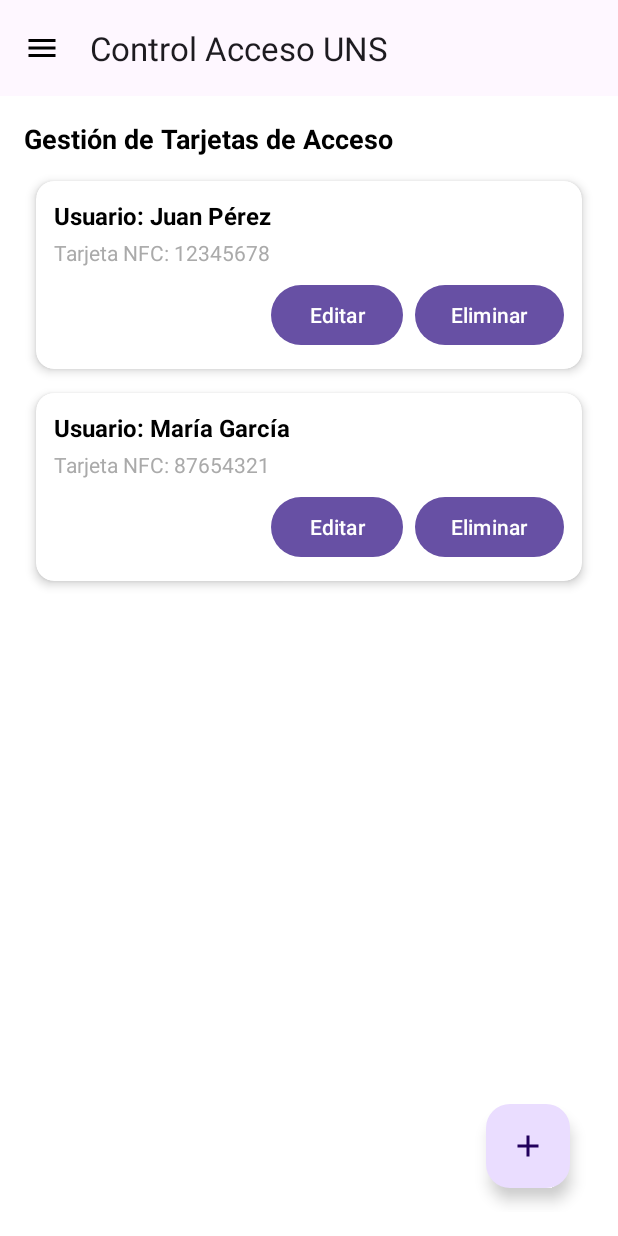
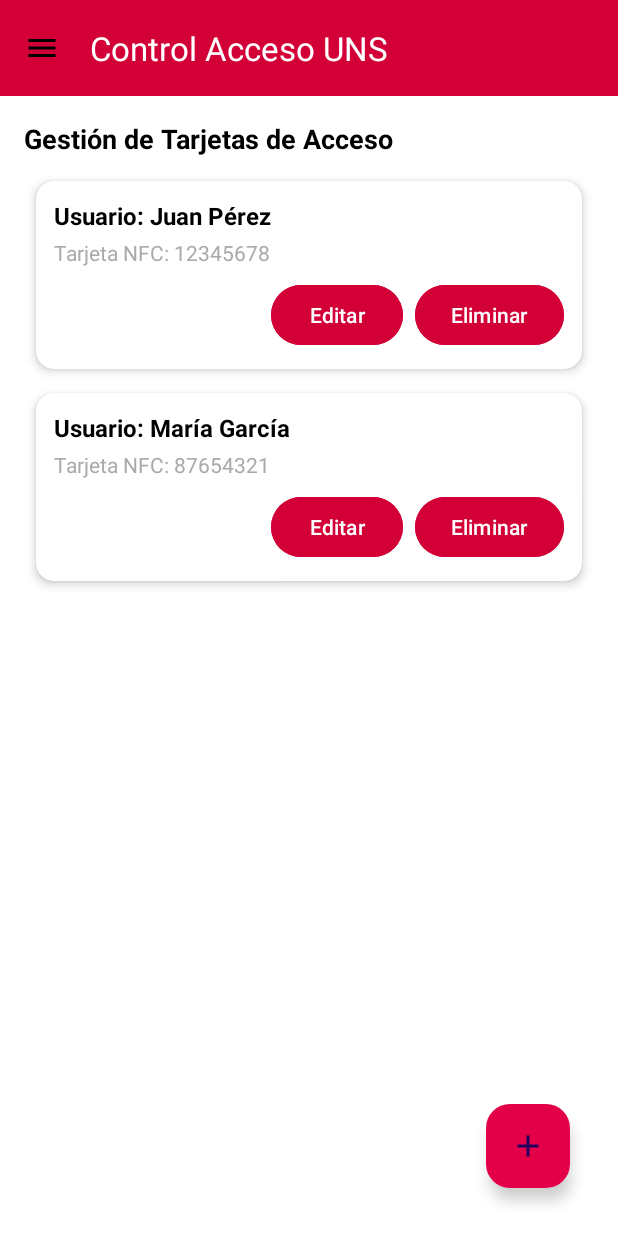
Before and after one commit to ailtonmr17/ControlAccesoUNS, an Android app: the MainActivity screen opened directly, with no data from a screen before it, in the side drawer, after a tap on "Administrar Tc", on a phone screen of 412 x 824 dp. Run offline under Robolectric (Android 15) with nearby library versions, the phone set to English and light mode, and no system bars.

```diff
--- a/app/src/main/res/layout/activity_login.xml
+++ b/app/src/main/res/layout/activity_login.xml
@@ -5,6 +5,7 @@
     xmlns:tools="http://schemas.android.com/tools"
     android:layout_width="match_parent"
     android:layout_height="match_parent"
+
     android:padding="16dp"
     tools:context=".LoginActivity">
 
@@ -63,6 +64,7 @@
         android:layout_height="wrap_content"
         android:layout_marginTop="24dp"
         android:text="@string/login"
+        android:backgroundTint="@color/colorPrimary"
         app:layout_constraintTop_toBottomOf="@id/passwordInputLayout"
         app:layout_constraintStart_toStartOf="parent"
         app:layout_constraintEnd_toEndOf="parent" />
--- a/app/src/main/res/layout/activity_main.xml
+++ b/app/src/main/res/layout/activity_main.xml
@@ -13,13 +13,16 @@
 
         <com.google.android.material.appbar.AppBarLayout
             android:layout_width="match_parent"
-            android:layout_height="wrap_content">
+            android:layout_height="wrap_content"
+            android:background="@color/colorPrimary">
 
             <com.google.android.material.appbar.MaterialToolbar
                 android:id="@+id/topAppBar"
                 android:layout_width="match_parent"
                 android:layout_height="wrap_content"
+                android:background="@color/colorPrimary"
                 android:title="@string/app_name"
+                app:titleTextColor="@color/white"
                 app:navigationIcon="@drawable/ic_menu" />
         </com.google.android.material.appbar.AppBarLayout>
 
--- a/app/src/main/res/layout/fragment_assign_labs.xml
+++ b/app/src/main/res/layout/fragment_assign_labs.xml
@@ -32,5 +32,6 @@
         android:layout_width="match_parent"
         android:layout_height="wrap_content"
         android:text="Asignar Laboratorio"
+        android:backgroundTint="@color/colorPrimary"
         android:layout_marginTop="16dp" />
 </LinearLayout>
--- a/app/src/main/res/layout/fragment_manage_cards.xml
+++ b/app/src/main/res/layout/fragment_manage_cards.xml
@@ -33,7 +33,7 @@
         android:layout_height="wrap_content"
         android:src="@drawable/ic_add"
         android:contentDescription="Agregar tarjeta"
-
+        android:backgroundTint="@color/colorAccent"
         android:layout_gravity="end|bottom"
         android:layout_margin="16dp" />
 </LinearLayout>
--- a/app/src/main/res/layout/fragment_reports.xml
+++ b/app/src/main/res/layout/fragment_reports.xml
@@ -45,12 +45,14 @@
             android:id="@+id/btnGenerateReport"
             android:layout_width="wrap_content"
             android:layout_height="wrap_content"
+            android:backgroundTint="@color/colorPrimary"
             android:text="Generar Reporte" />
 
         <Button
             android:id="@+id/btnExportReport"
             android:layout_width="wrap_content"
             android:layout_height="wrap_content"
+            android:backgroundTint="@color/colorPrimary"
             android:text="Exportar (PDF/CSV)" />
     </LinearLayout>
 
--- a/app/src/main/res/layout/item_lab.xml
+++ b/app/src/main/res/layout/item_lab.xml
@@ -6,12 +6,14 @@
     android:layout_height="wrap_content"
     android:layout_margin="8dp"
     app:cardCornerRadius="12dp"
+
     app:cardElevation="4dp">
 
     <LinearLayout
         android:layout_width="match_parent"
         android:layout_height="wrap_content"
         android:orientation="vertical"
+        android:background="@color/colorGray"
         android:padding="12dp">
 
         <!-- Nombre del laboratorio -->
--- a/app/src/main/res/layout/item_user_card.xml
+++ b/app/src/main/res/layout/item_user_card.xml
@@ -46,12 +46,14 @@
                 android:id="@+id/btnEditCard"
                 android:layout_width="wrap_content"
                 android:layout_height="wrap_content"
+                android:backgroundTint="@color/colorPrimary"
                 android:text="Editar" />
 
             <Button
                 android:id="@+id/btnDeleteCard"
                 android:layout_width="wrap_content"
                 android:layout_height="wrap_content"
+                android:backgroundTint="@color/colorPrimary"
                 android:text="Eliminar"
                 android:layout_marginStart="8dp" />
         </LinearLayout>
--- a/app/src/main/res/values/colors.xml
+++ b/app/src/main/res/values/colors.xml
@@ -4,4 +4,11 @@
     <color name="white">#FFFFFFFF</color>
     <color name="green">#4CAF50</color>
     <color name="orange">#FFEB3B</color>
+    <color name="colorPrimary">#D20037</color> <!-- Rojo Pantone DS 98-1 C -->
+    <color name="colorPrimaryDark">#A8002B</color> <!-- Un tono más oscuro del rojo -->
+    <color name="colorAccent">#E30049</color> <!-- Un tono ligeramente más claro para el énfasis -->
+    <color name="colorBackground">#FFFFFF</color> <!-- Blanco para fondo -->
+    <color name="colorText">#000000</color> <!-- Negro para texto -->
+    <color name="colorLightRed">#F5A3B2</color> <!-- Rojo claro para variantes -->
+    <color name="colorGray">#F1F1F1</color> <!-- Gris para fondos secundarios -->
 </resources>
```
Also changed, not shown: app/src/main/res/layout/activity_login2.xml (added, +38 -0 lines), app/src/main/res/layout/dialog_assign_lab.xml (+17 -16 lines), app/src/main/res/values/themes.xml (+11 -0 lines), app/src/main/res/drawable/edificio_sistemas.png (added), 1 other file.
